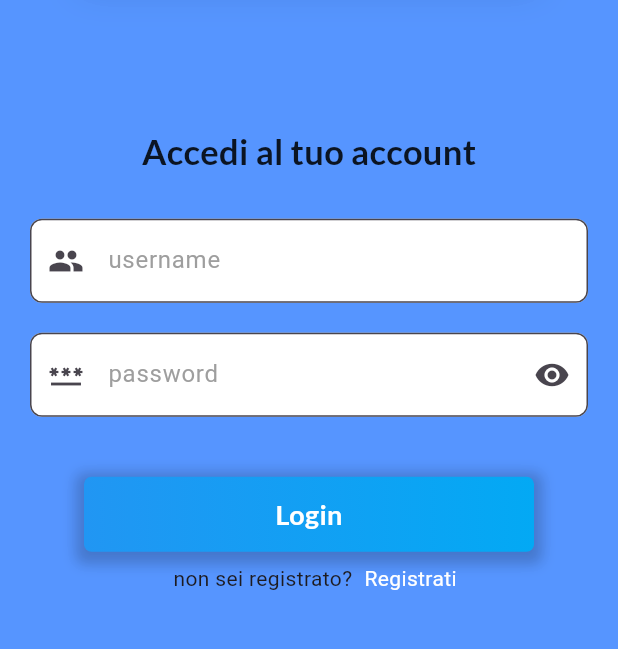
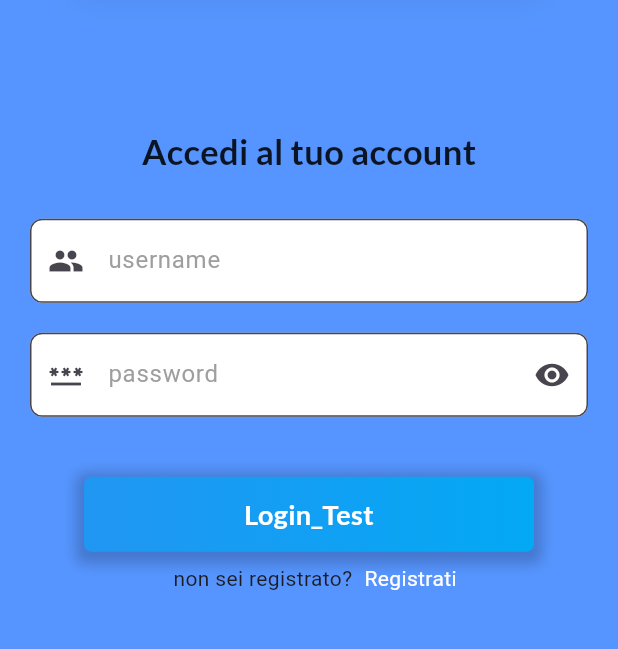
Before and after one commit to MattiaB01/STS2024_Flutter, a Flutter app: the screen it shows after launch, on a phone screen of 412 x 824 dp, the part 550-1199 px from its top. Run offline on Flutter 3.47's test engine with Material 3 defaults, Android fonts, the phone set to English and light mode, and no system bars; our stand-ins replace google_fonts, local_auth, shared_preferences, sqflite; accounts and stored records are empty.

Commit message:
prima modifica

```diff
--- a/lib/views/screens/auth/login.dart
+++ b/lib/views/screens/auth/login.dart
@@ -242,7 +242,7 @@ class _LoginState extends State<Login> {
                                 ? const CircularProgressIndicator(
                                     color: Colors.white)
                                 : Text(
-                                    'Login',
+                                    'Login_Test',
                                     style: GoogleFonts.getFont('Lato',
                                         color: Colors.white,
                                         fontWeight: FontWeight.bold,
```
